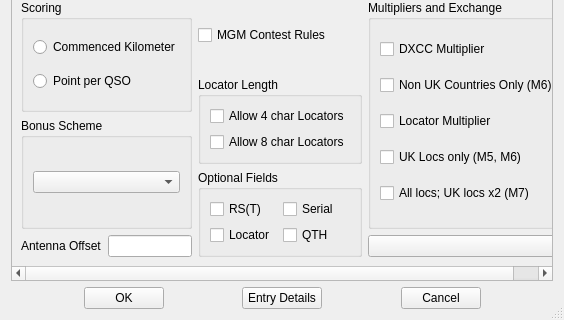
Qt form mqt/MqtLogger/contestdetails.ui (zsteva/backup-minos2) before a commit; both pictures show x 0 to 564 and y 270 to 590 of the 564 by 590 pixel window.
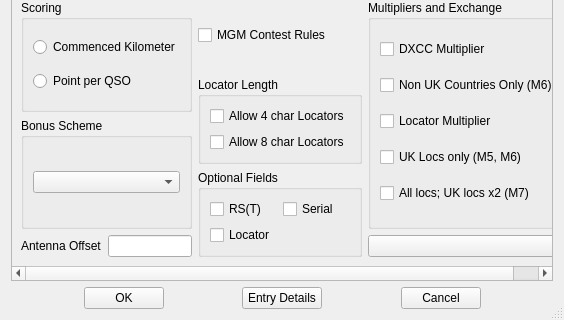
The same form after that commit. Custom widgets are drawn as their Qt base class.

Commit message: Remove qthfield switch; don't export removed fields

```diff
--- a/mqt/MqtLogger/contestdetails.ui
+++ b/mqt/MqtLogger/contestdetails.ui
@@ -746,13 +746,6 @@
                   </property>
                  </widget>
                 </item>
-                <item>
-                 <widget class="QCheckBox" name="QTHField">
-                  <property name="text">
-                   <string>QTH</string>
-                  </property>
-                 </widget>
-                </item>
                </layout>
               </item>
              </layout>
```
The commit also changes 8 other files.
